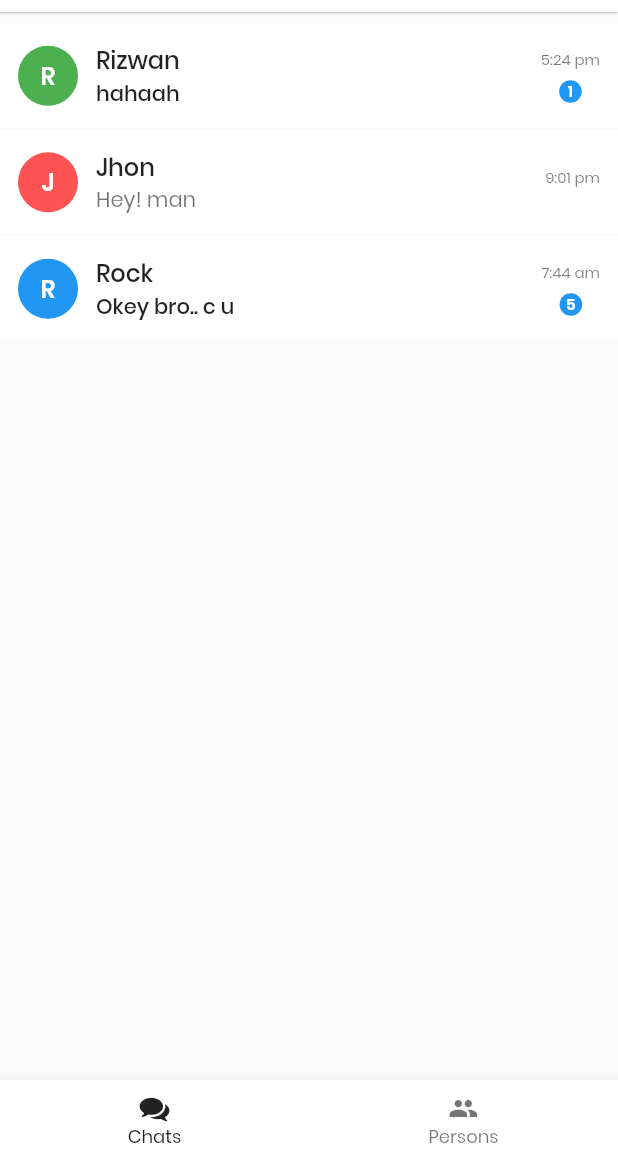
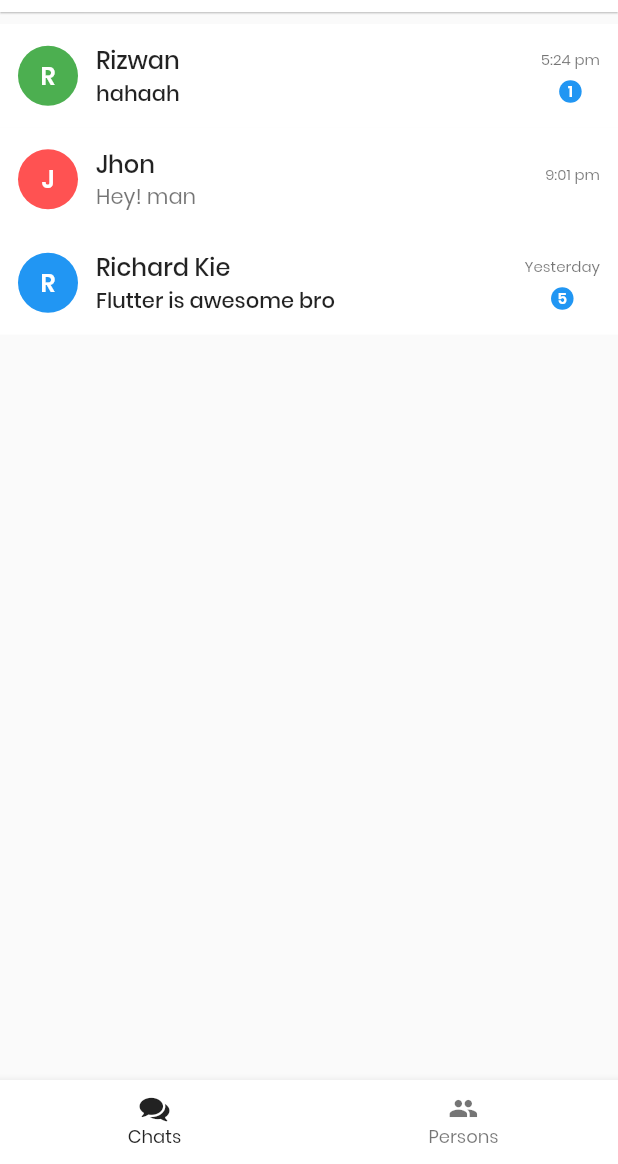
Before and after one commit to shmehdi01/Chatty, a Flutter app: the screen it shows after launch, on a phone screen of 412 x 824 dp, the part 72-1236 px from its top. Run offline on Flutter 3.47's test engine with Material 2 defaults, Android fonts, the phone set to English and light mode, and no system bars.

Commit message:
refactor:chat_body:improved ui design

```diff
--- a/lib/chat_body.dart
+++ b/lib/chat_body.dart
@@ -8,17 +8,32 @@ class ChatBody extends StatelessWidget {
         padding: EdgeInsets.only(top: 8),
         child: ListView(
           children: <Widget>[
-            ChatTile("Rizwan","hahaah","5:24 pm", isRead: false, chatColor: Colors.green ,),
-            ChatTile("Jhon","Hey! man","9:01 pm", chatColor: Colors.redAccent,),
-            ChatTile("Rock","Okey bro.. c u","7:44 am", isRead: false,unreadcound: 5,),
-
+            ChatTile(
+              "Rizwan",
+              "hahaah",
+              "5:24 pm",
+              isRead: false,
+              chatColor: Colors.green,
+            ),
+            ChatTile(
+              "Jhon",
+              "Hey! man",
+              "9:01 pm",
+              chatColor: Colors.redAccent,
+            ),
+            ChatTile(
+              "Richard Kie",
+              "Flutter is awesome bro",
+              "Yesterday",
+              isRead: false,
+              unreadcound: 5,
+            ),
           ],
         ));
   }
 }
 
 class ChatTile extends StatelessWidget {
-
   String _name;
   String _chat;
   String _time;
@@ -26,14 +41,18 @@ class ChatTile extends StatelessWidget {
   int unreadcound = 0;
   Color chatColor;
 
-  ChatTile(this._name, this._chat, this._time, {this.isRead = true, this.unreadcound = 1, this.chatColor = Colors.blue});
+  ChatTile(this._name, this._chat, this._time,
+      {this.isRead = true, this.unreadcound = 1, this.chatColor = Colors.blue});
 
   @override
   Widget build(BuildContext context) {
-    return Container(
+    return Material(
       color: Colors.white,
+      child: InkWell(
+        onTap: () {},
+        child: Container(
+
           padding: EdgeInsets.all(12),
-      margin: EdgeInsets.only(bottom: 2),
           child: Row(
             children: <Widget>[
               CircleAvatar(
@@ -53,14 +72,15 @@ class ChatTile extends StatelessWidget {
                   children: <Widget>[
                     Text(_name,
                         style: TextStyle(
-                      fontSize: 16,
-                      fontFamily: ChattyFont.MEDIUM )),
+                            fontSize: 16, fontFamily: ChattyFont.MEDIUM)),
                     Text(
                       _chat,
                       style: TextStyle(
                           fontSize: 14,
                           color: isRead ? Colors.black54 : Colors.black87,
-                    fontFamily: isRead ? ChattyFont.REGULAR : ChattyFont.MEDIUM),
+                          fontFamily: isRead
+                              ? ChattyFont.REGULAR
+                              : ChattyFont.MEDIUM),
                     )
                   ],
                 ),
@@ -76,17 +96,25 @@ class ChatTile extends StatelessWidget {
                   ),
                   if (!isRead)
                     Container(
-                  child: Center(child: Text("$unreadcound",
-                   style: TextStyle(fontSize: 10, color: Colors.white, fontFamily: ChattyFont.SEMIBOLD),)),
+                      child: Center(
+                          child: Text(
+                        "$unreadcound",
+                        style: TextStyle(
+                            fontSize: 10,
+                            color: Colors.white,
+                            fontFamily: ChattyFont.SEMIBOLD),
+                      )),
                       height: 15,
                       width: 15,
-                  decoration:
-                      BoxDecoration(shape: BoxShape.circle, color: Colors.blue),
+                      decoration: BoxDecoration(
+                          shape: BoxShape.circle, color: Colors.blue),
                     )
                 ],
               )
             ],
           ),
+        ),
+      ),
     );
   }
 }
```
Lines whose indentation alone changed are shown as unchanged.
